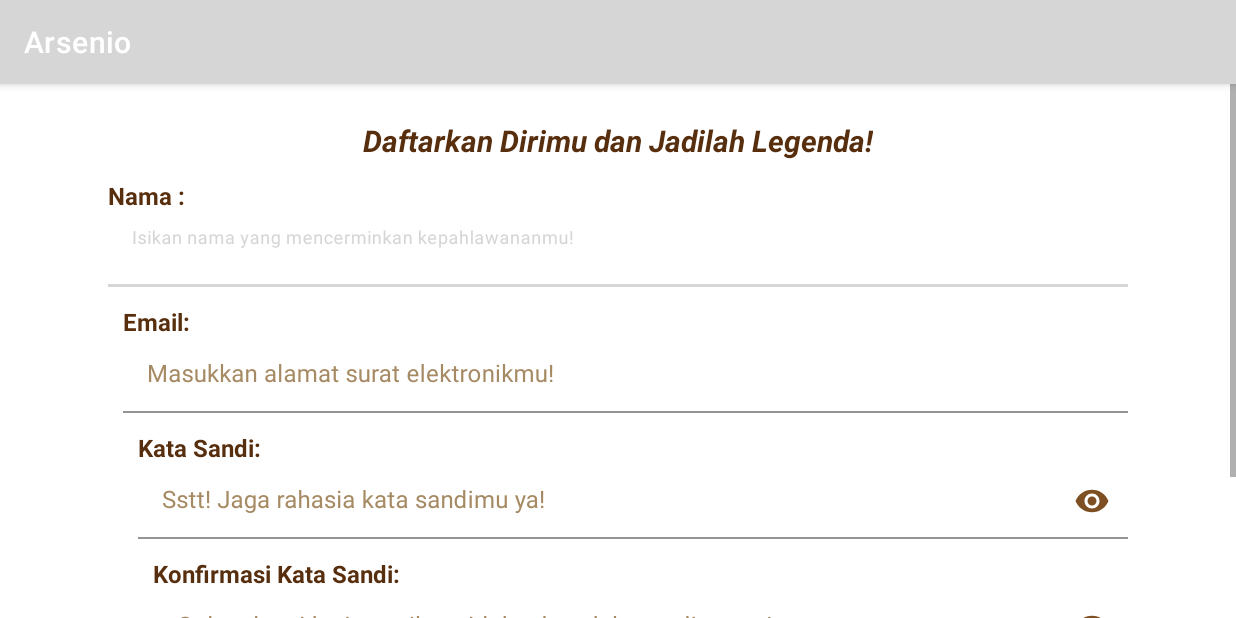
After one commit to TimothyKristanto/arsenio-game, an Android app: the RegisterActivity screen opened directly, with no data from a screen before it, on a phone screen of 824 x 412 dp (held sideways). The commit adds this screen. Run offline under Robolectric (Android 15) with nearby library versions, the phone set to English and light mode, and no system bars.

Commit message:
+ Layout Polos Register (Landscape) with Scroll View + Layout Polos Login (Landscape) with Scroll View + Font Resource Package (Empty) + Manifest Landscape + colors.xml Values Edited :   + Wood and Forest Colors   - Default Colors + Change Activity with Intent

```diff
--- /dev/null
+++ b/MAD/Arsenio/app/src/main/java/com/example/arsenio/View/RegisterActivity.java
@@ -0,0 +1,44 @@
+package com.example.arsenio.View;
+
+import androidx.appcompat.app.AppCompatActivity;
+
+import android.content.Intent;
+import android.os.Bundle;
+import android.view.View;
+import android.widget.Button;
+import android.widget.TextView;
+
+import com.example.arsenio.R;
+
+public class RegisterActivity extends AppCompatActivity {
+
+    TextView TextBtnMoveLogin;
+    Button ButtonDaftarRegister;
+
+    @Override
+    protected void onCreate(Bundle savedInstanceState) {
+        super.onCreate(savedInstanceState);
+        setContentView(R.layout.activity_register);
+
+        onClickListener();
+
+    }
+
+    private void onClickListener() {
+        initView();
+        TextBtnMoveLogin.setOnClickListener(v -> {
+            Intent intent = new Intent(getApplicationContext(), LoginActivity.class);
+            startActivity(intent);
+            finish();
+        });
+
+        ButtonDaftarRegister.setOnClickListener(v -> {
+            //Register Logic
+        });
+    }
+
+    private void initView() {
+        TextBtnMoveLogin = findViewById(R.id.TextBtnMoveLogin);
+        ButtonDaftarRegister = findViewById(R.id.ButtonDaftarRegister);
+    }
+}
--- /dev/null
+++ b/MAD/Arsenio/app/src/main/res/layout/activity_register.xml
@@ -0,0 +1,196 @@
+<?xml version="1.0" encoding="utf-8"?>
+<androidx.constraintlayout.widget.ConstraintLayout xmlns:android="http://schemas.android.com/apk/res/android"
+    xmlns:app="http://schemas.android.com/apk/res-auto"
+    xmlns:tools="http://schemas.android.com/tools"
+    android:layout_width="match_parent"
+    android:layout_height="match_parent"
+    tools:context=".View.RegisterActivity">
+
+    <ScrollView
+        android:layout_width="match_parent"
+        android:layout_height="match_parent"
+        app:layout_constraintBottom_toBottomOf="parent"
+        app:layout_constraintEnd_toEndOf="parent"
+        app:layout_constraintStart_toStartOf="parent"
+        app:layout_constraintTop_toTopOf="parent">
+
+        <androidx.constraintlayout.widget.ConstraintLayout
+            android:layout_width="match_parent"
+            android:layout_height="wrap_content"
+            app:layout_constraintBottom_toBottomOf="parent"
+            app:layout_constraintEnd_toEndOf="parent"
+            app:layout_constraintStart_toStartOf="parent"
+            app:layout_constraintTop_toTopOf="parent">
+
+            <TextView
+                android:id="@+id/judul"
+                android:layout_width="wrap_content"
+                android:layout_height="wrap_content"
+                android:layout_marginTop="24dp"
+                android:text="Daftarkan Dirimu dan Jadilah Legenda!"
+                android:textColor="@color/wood_brown_dark2"
+                android:textSize="20sp"
+                android:textStyle="bold|italic"
+                app:layout_constraintEnd_toEndOf="parent"
+                app:layout_constraintStart_toStartOf="parent"
+                app:layout_constraintTop_toTopOf="parent" />
+
+            <TextView
+                android:id="@+id/tampilan"
+                android:layout_width="wrap_content"
+                android:layout_height="wrap_content"
+                android:layout_marginStart="72dp"
+                android:layout_marginTop="12dp"
+                android:text="Nama :"
+                android:textColor="@color/wood_brown_dark2"
+                android:textSize="16sp"
+                android:textStyle="bold"
+                app:layout_constraintStart_toStartOf="parent"
+                app:layout_constraintTop_toBottomOf="@+id/judul" />
+
+            <com.google.android.material.textfield.TextInputLayout
+                android:id="@+id/InputNamaRegister"
+                android:layout_width="0dp"
+                android:layout_height="wrap_content"
+                android:layout_marginEnd="72dp"
+                android:textColorHint="@color/wood_brown_light3"
+                app:layout_constraintEnd_toEndOf="parent"
+                app:layout_constraintStart_toStartOf="@+id/tampilan"
+                app:layout_constraintTop_toBottomOf="@+id/tampilan">
+
+                <com.google.android.material.textfield.TextInputEditText
+                    android:layout_width="match_parent"
+                    android:layout_height="50dp"
+                    android:background="#00000000"
+                    android:hint="Isikan nama yang mencerminkan kepahlawananmu!"
+                    android:inputType="text" />
+            </com.google.android.material.textfield.TextInputLayout>
+
+            <TextView
+                android:id="@+id/tampilan2"
+                android:layout_width="wrap_content"
+                android:layout_height="wrap_content"
+                android:layout_marginStart="10dp"
+                android:layout_marginTop="12dp"
+                android:text="Email:"
+                android:textColor="@color/wood_brown_dark2"
+                android:textSize="16sp"
+                android:textStyle="bold"
+                app:layout_constraintStart_toStartOf="@+id/InputNamaRegister"
+                app:layout_constraintTop_toBottomOf="@+id/InputNamaRegister" />
+
+            <com.google.android.material.textfield.TextInputLayout
+                android:id="@+id/InputEmailRegister"
+                android:layout_width="0dp"
+                android:layout_height="wrap_content"
+                android:textColorHint="@color/wood_brown_light3"
+                app:layout_constraintEnd_toEndOf="@+id/InputNamaRegister"
+                app:layout_constraintStart_toStartOf="@+id/tampilan2"
+                app:layout_constraintTop_toBottomOf="@+id/tampilan2">
+
+                <com.google.android.material.textfield.TextInputEditText
+                    android:layout_width="match_parent"
+                    android:layout_height="50dp"
+                    android:background="#00000000"
+                    android:hint="Masukkan alamat surat elektronikmu!"
+                    android:inputType="textEmailAddress" />
+            </com.google.android.material.textfield.TextInputLayout>
+
+            <TextView
+                android:id="@+id/tampilan3"
+                android:layout_width="wrap_content"
+                android:layout_height="wrap_content"
+                android:layout_marginStart="10dp"
+                android:layout_marginTop="12dp"
+                android:text="Kata Sandi:"
+                android:textColor="@color/wood_brown_dark2"
+                android:textSize="16sp"
+                android:textStyle="bold"
+                app:layout_constraintStart_toStartOf="@+id/InputEmailRegister"
+                app:layout_constraintTop_toBottomOf="@+id/InputEmailRegister" />
+
+            <com.google.android.material.textfield.TextInputLayout
+                android:id="@+id/InputPassRegister"
+                android:layout_width="0dp"
+                android:layout_height="50dp"
+                android:textColorHint="@color/wood_brown_light3"
+                app:layout_constraintEnd_toEndOf="@+id/InputEmailRegister"
+                app:layout_constraintStart_toStartOf="@+id/tampilan3"
+                app:layout_constraintTop_toBottomOf="@+id/tampilan3"
+                app:passwordToggleEnabled="true"
+                app:passwordToggleTint="@color/wood_brown_dark1">
+
+                <com.google.android.material.textfield.TextInputEditText
+                    android:layout_width="match_parent"
+                    android:layout_height="wrap_content"
+                    android:background="#00000000"
+                    android:hint="Sstt! Jaga rahasia kata sandimu ya!"
+                    android:inputType="textPassword"
+                    android:password="true" />
+            </com.google.android.material.textfield.TextInputLayout>
+
+            <TextView
+                android:id="@+id/tampilan4"
+                android:layout_width="wrap_content"
+                android:layout_height="wrap_content"
+                android:layout_marginStart="10dp"
+                android:layout_marginTop="12dp"
+                android:text="Konfirmasi Kata Sandi:"
+                android:textColor="@color/wood_brown_dark2"
+                android:textSize="16sp"
+                android:textStyle="bold"
+                app:layout_constraintStart_toStartOf="@+id/InputPassRegister"
+                app:layout_constraintTop_toBottomOf="@+id/InputPassRegister" />
+
+            <com.google.android.material.textfield.TextInputLayout
+                android:id="@+id/InputKonfPassRegister"
+                android:layout_width="0dp"
+                android:layout_height="50dp"
+                android:textColorHint="@color/wood_brown_light3"
+                app:layout_constraintEnd_toEndOf="@+id/InputPassRegister"
+                app:layout_constraintHorizontal_bias="0.0"
+                app:layout_constraintStart_toStartOf="@+id/tampilan4"
+                app:layout_constraintTop_toBottomOf="@+id/tampilan4"
+                app:passwordToggleEnabled="true"
+                app:passwordToggleTint="@color/wood_brown_dark1">
+
+                <com.google.android.material.textfield.TextInputEditText
+                    android:layout_width="match_parent"
+                    android:layout_height="wrap_content"
+                    android:background="#00000000"
+                    android:hint="Coba ulangi lagi, pastikan tidak ada salah penulisan ya!"
+                    android:inputType="textPassword"
+                    android:password="true" />
+            </com.google.android.material.textfield.TextInputLayout>
+
+            <Button
+                android:id="@+id/ButtonDaftarRegister"
+                android:layout_width="wrap_content"
+                android:layout_height="wrap_content"
+                android:layout_marginTop="16dp"
+                android:layout_marginBottom="32dp"
+                android:backgroundTint="#00000000"
+                android:text="Daftar"
+                android:textColor="@color/wood_brown_dark2"
+                app:layout_constraintBottom_toBottomOf="parent"
+                app:layout_constraintEnd_toEndOf="parent"
+                app:layout_constraintStart_toStartOf="parent"
+                app:layout_constraintTop_toBottomOf="@+id/InputKonfPassRegister" />
+
+            <TextView
+                android:id="@+id/TextBtnMoveLogin"
+                android:layout_width="wrap_content"
+                android:layout_height="wrap_content"
+                android:text="Login"
+                android:textColor="@color/wood_brown_light2"
+                android:textSize="20sp"
+                android:textStyle="bold"
+                app:layout_constraintBottom_toBottomOf="@+id/ButtonDaftarRegister"
+                app:layout_constraintEnd_toEndOf="@+id/InputKonfPassRegister"
+                app:layout_constraintHorizontal_bias="1.0"
+                app:layout_constraintStart_toEndOf="@+id/ButtonDaftarRegister"
+                app:layout_constraintTop_toTopOf="@+id/ButtonDaftarRegister" />
+
+        </androidx.constraintlayout.widget.ConstraintLayout>
+    </ScrollView>
+</androidx.constraintlayout.widget.ConstraintLayout>
--- a/MAD/Arsenio/app/src/main/res/values/colors.xml
+++ b/MAD/Arsenio/app/src/main/res/values/colors.xml
@@ -1,10 +1,20 @@
 <?xml version="1.0" encoding="utf-8"?>
 <resources>
-    <color name="purple_200">#FFBB86FC</color>
-    <color name="purple_500">#FF6200EE</color>
-    <color name="purple_700">#FF3700B3</color>
-    <color name="teal_200">#FF03DAC5</color>
-    <color name="teal_700">#FF018786</color>
+<!--    Wood    -->
+    <color name="wood_brown_light1">#E7B88D</color>
+    <color name="wood_brown_light2">#D0A373</color>
+    <color name="wood_brown_light3">#A68A64</color>
+    <color name="wood_brown_dark1">#7F4F24</color>
+    <color name="wood_brown_dark2">#582F0E</color>
+
+<!--    Forest  -->
+    <color name="forest_green_light1">#B7FDFE</color>
+    <color name="forest_green_light2">#5EF38C</color>
+    <color name="forest_green_dark1">#2B9720</color>
+    <color name="forest_green_dark2">#343A1A</color>
+    <color name="forest_green_dark3">#202A25</color>
+
+<!--    Mono    -->
     <color name="black">#FF000000</color>
     <color name="white">#FFFFFFFF</color>
 </resources>
```
Also changed, not shown: MAD/Arsenio/app/src/main/AndroidManifest.xml (+8 -0 lines), MAD/Arsenio/app/src/main/java/com/example/arsenio/View/LoginActivity.java (added, +44 -0 lines), MAD/Arsenio/app/src/main/res/layout/activity_login.xml (added, +132 -0 lines).
